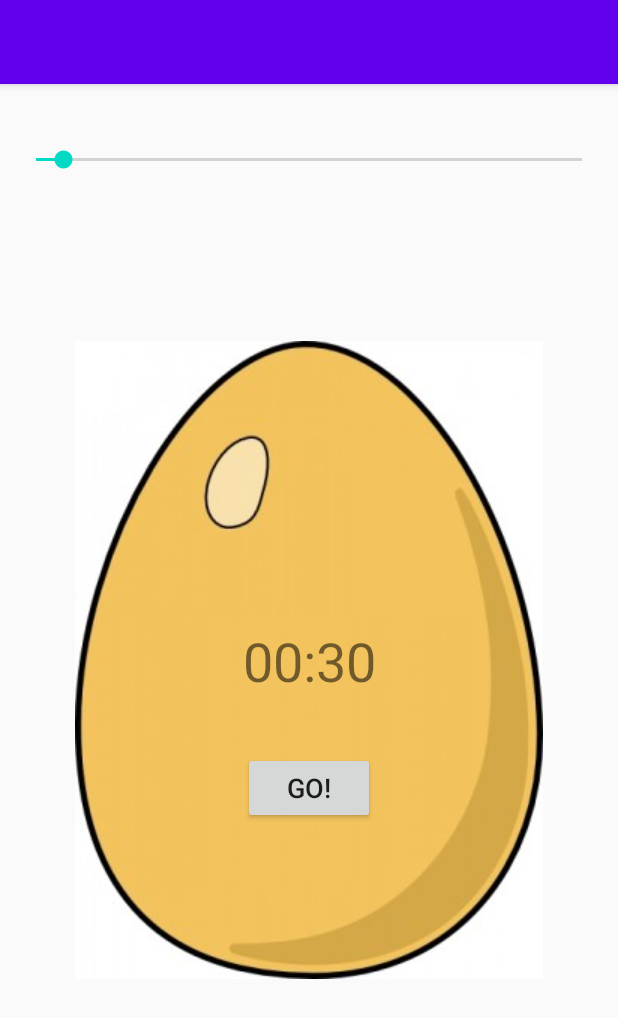
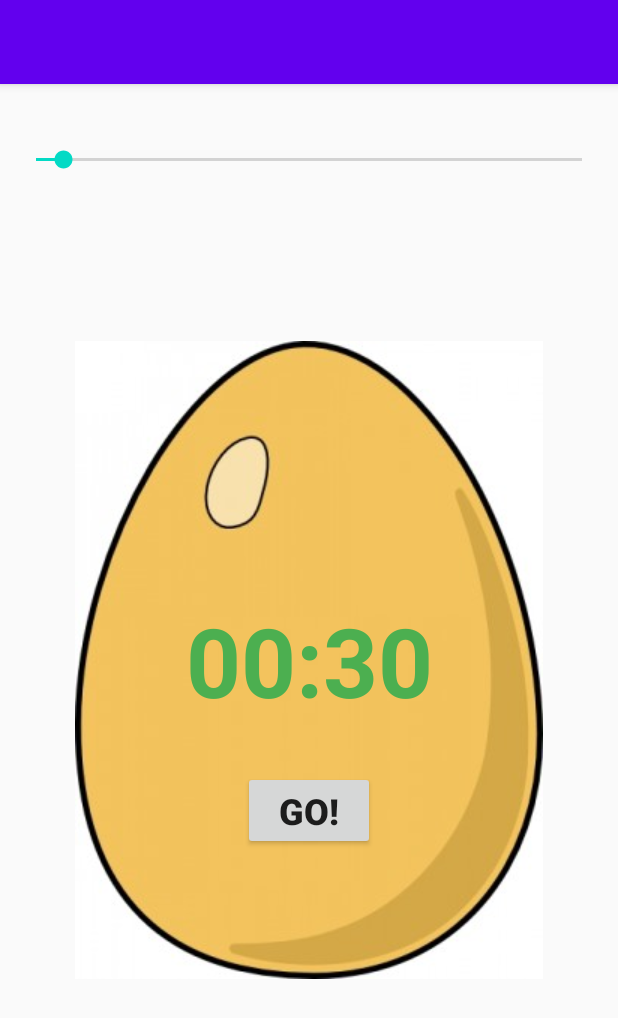
Before and after one commit to tbourn/egg-timer, an Android app: the screen it shows after launch (MainActivity), on a phone screen of 412 x 824 dp. Shown: the top 1018 px of the screen. Run offline under Robolectric (Android 15) with nearby library versions, the phone set to English and light mode, and no system bars.

Commit message:
Changed TextView color and font size

```diff
--- a/app/src/main/res/layout/activity_main.xml
+++ b/app/src/main/res/layout/activity_main.xml
@@ -34,7 +34,8 @@
         android:layout_height="wrap_content"
         android:onClick="buttonClicked"
         android:text="Go!"
-        android:textSize="18sp"
+        android:textSize="24sp"
+        android:textStyle="bold"
         app:layout_constraintBottom_toBottomOf="@+id/imageView"
         app:layout_constraintEnd_toEndOf="@+id/imageView"
         app:layout_constraintStart_toStartOf="@+id/imageView"
@@ -46,7 +47,9 @@
         android:layout_width="wrap_content"
         android:layout_height="wrap_content"
         android:text="00:30"
-        android:textSize="36sp"
+        android:textColor="#4CAF50"
+        android:textSize="64sp"
+        android:textStyle="bold"
         app:layout_constraintBottom_toBottomOf="@+id/imageView"
         app:layout_constraintEnd_toEndOf="@+id/imageView"
         app:layout_constraintStart_toStartOf="@+id/imageView"
```
